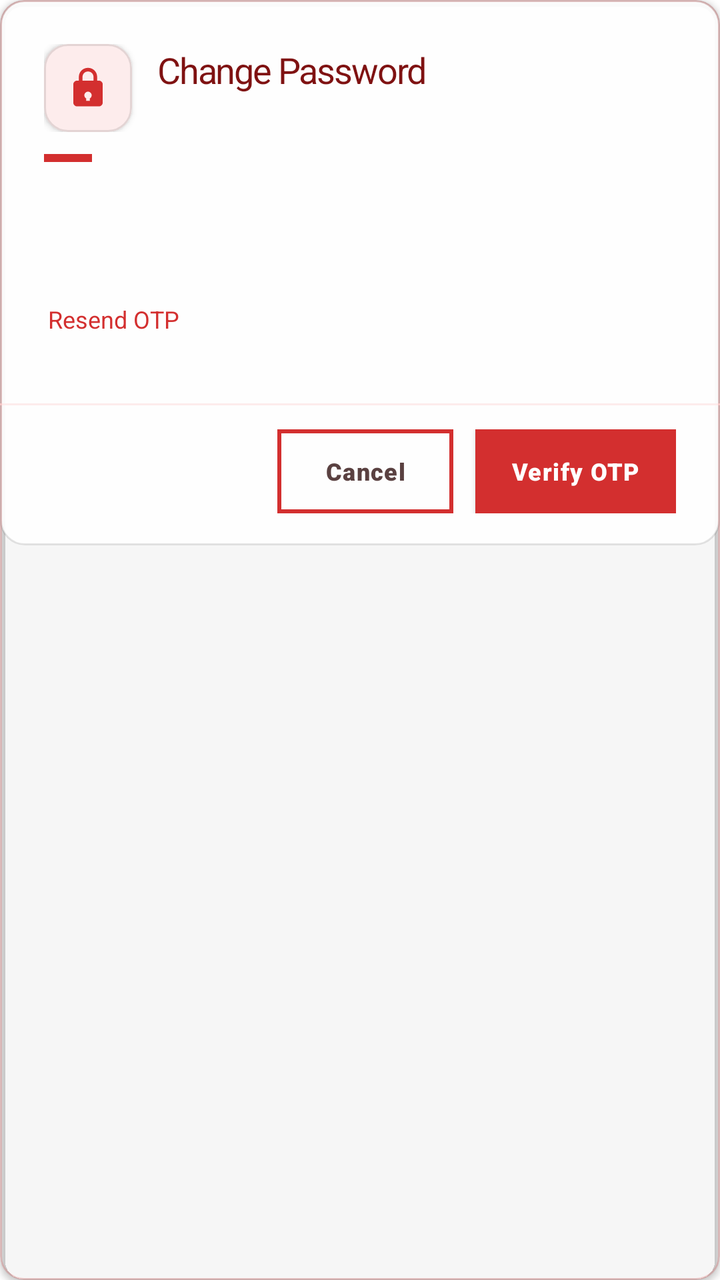
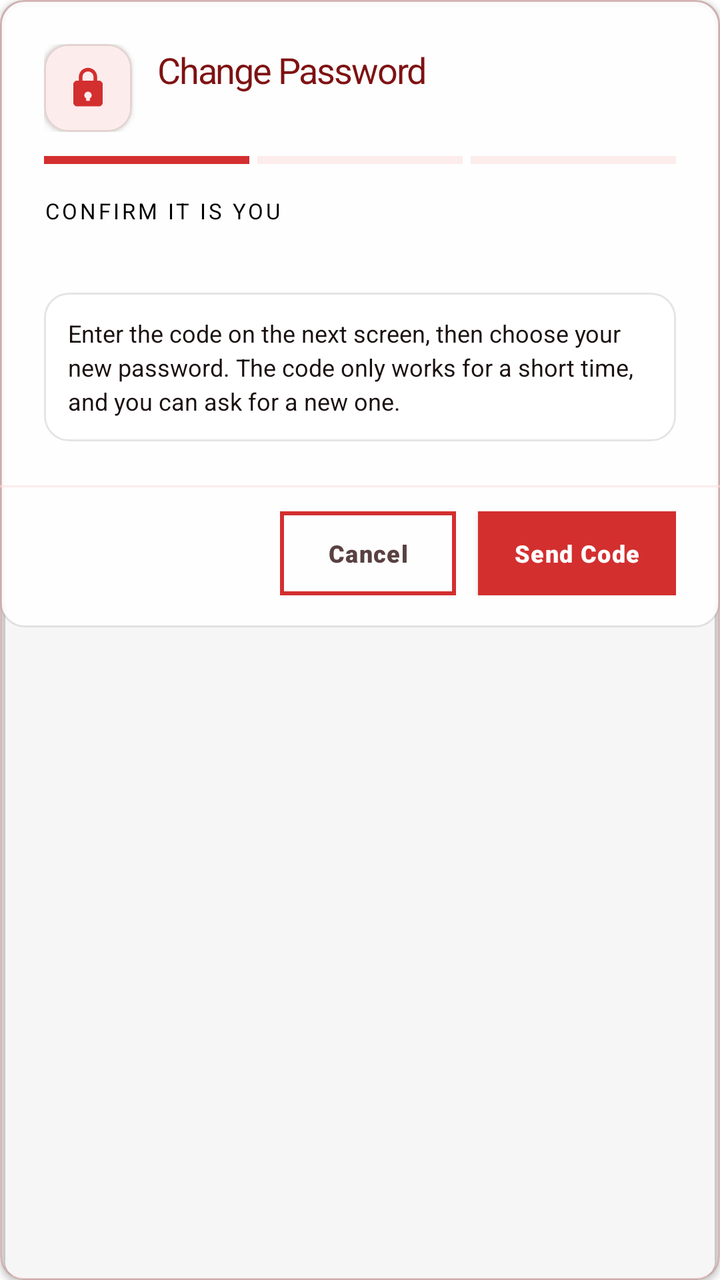

Screens rendered from an Android XML layout before and after an edit, with the pre-edit source and the edit as a unified diff.
<!-- AndroidManifest.xml: application theme Theme.VelocitySuites -->
<!-- res/layout/dialog_change_password_otp.xml -->
<?xml version="1.0" encoding="utf-8"?>
<com.google.android.material.card.MaterialCardView xmlns:android="http://schemas.android.com/apk/res/android"
    xmlns:app="http://schemas.android.com/apk/res-auto"
    style="@style/Widget.Velocity.Card.Glass"
    android:layout_width="match_parent"
    android:layout_height="wrap_content">

    
    <LinearLayout
        android:layout_width="match_parent"
        android:layout_height="wrap_content"
        android:background="@drawable/bg_glass_card_white"
        android:orientation="vertical">

        <androidx.core.widget.NestedScrollView
            android:layout_width="match_parent"
            android:layout_height="0dp"
            android:layout_weight="1">

            <LinearLayout
                android:layout_width="match_parent"
                android:layout_height="wrap_content"
                android:orientation="vertical"
                android:padding="22dp">

                <LinearLayout
                    android:layout_width="match_parent"
                    android:layout_height="wrap_content"
                    android:gravity="center_vertical"
                    android:orientation="horizontal">

                    <com.google.android.material.card.MaterialCardView
                        android:layout_width="44dp"
                        android:layout_height="44dp"
                        app:cardBackgroundColor="@color/velocity_red_soft"
                        app:cardCornerRadius="@dimen/card_corner_radius"
                        app:cardElevation="@dimen/card_elevation">

                        <ImageView
                            android:layout_width="22dp"
                            android:layout_height="22dp"
                            android:layout_gravity="center"
                            android:importantForAccessibility="no"
                            android:src="@drawable/ic_lock"
                            app:tint="@color/velocity_red_primary" />
                    </com.google.android.material.card.MaterialCardView>

                    <LinearLayout
                        android:layout_width="0dp"
                        android:layout_height="wrap_content"
                        android:layout_marginStart="13dp"
                        android:layout_weight="1"
                        android:orientation="vertical">

                        <TextView
                            style="@style/TextAppearance.Velocity.ScreenTitle"
                            android:layout_width="match_parent"
                            android:layout_height="wrap_content"
                            android:text="@string/change_password"
                            android:textSize="18sp" />

                        <TextView
                            android:id="@+id/changePasswordStepText"
                            android:layout_width="match_parent"
                            android:layout_height="wrap_content"
                            android:layout_marginTop="2dp"
                            android:textColor="@color/velocity_text_secondary"
                            android:textSize="12sp" />
                    </LinearLayout>
                </LinearLayout>

                <View
                    android:id="@+id/changePasswordProgress"
                    android:layout_width="24dp"
                    android:layout_height="4dp"
                    android:layout_marginTop="11dp"
                    android:layout_marginBottom="13dp"
                    android:background="@drawable/shape_intro_pill"
                    android:backgroundTint="@color/velocity_red_primary"
                    android:importantForAccessibility="no" />

                
                <LinearLayout
                    android:id="@+id/changePasswordStepOtp"
                    android:layout_width="match_parent"
                    android:layout_height="wrap_content"
                    android:orientation="vertical">

                    <TextView
                        android:id="@+id/changePasswordOtpDesc"
                        android:layout_width="match_parent"
                        android:layout_height="wrap_content"
                        android:layout_marginBottom="16dp"
                        android:lineSpacingExtra="3dp"
                        android:textColor="@color/velocity_text_secondary"
                        android:textSize="13sp" />

                    <LinearLayout
                        android:id="@+id/changePasswordOtpBoxes"
                        android:layout_width="match_parent"
                        android:layout_height="wrap_content"
                        android:orientation="horizontal"
                        android:baselineAligned="false" />

                    <TextView
                        android:id="@+id/changePasswordOtpError"
                        android:layout_width="match_parent"
                        android:layout_height="wrap_content"
                        android:layout_marginTop="8dp"
                        android:textColor="@color/velocity_red_primary"
                        android:textSize="12sp"
                        android:visibility="gone" />

                    <TextView
                        android:id="@+id/resendChangePasswordOtpLink"
                        android:layout_width="wrap_content"
                        android:layout_height="wrap_content"
                        android:layout_marginTop="12dp"
                        android:background="?attr/selectableItemBackground"
                        android:clickable="true"
                        android:focusable="true"
                        android:fontFamily="sans-serif-bold"
                        android:minHeight="40dp"
                        android:gravity="center_vertical"
                        android:padding="2dp"
                        android:text="@string/resend_otp"
                        android:textColor="@color/velocity_red_primary"
                        android:textSize="12sp" />
                </LinearLayout>

                
                <LinearLayout
                    android:id="@+id/changePasswordStepPassword"
                    android:layout_width="match_parent"
                    android:layout_height="wrap_content"
                    android:orientation="vertical"
                    android:visibility="gone">

                    <TextView
                        android:layout_width="match_parent"
                        android:layout_height="wrap_content"
                        android:layout_marginBottom="16dp"
                        android:lineSpacingExtra="3dp"
                        android:text="@string/change_password_new_desc"
                        android:textColor="@color/velocity_text_secondary"
                        android:textSize="13sp" />

                    <TextView
                        style="@style/TextAppearance.Velocity.Label.Input"
                        android:layout_width="wrap_content"
                        android:layout_height="wrap_content"
                        android:layout_marginBottom="6dp"
                        android:labelFor="@+id/changePasswordNew"
                        android:text="@string/new_password_hint"
                        android:textColor="@color/velocity_text_primary" />

                    <com.google.android.material.textfield.TextInputLayout
                        android:id="@+id/changePasswordNewLayout"
                        style="@style/Widget.Velocity.TextInputLayout.OutlinedBox.Rounded"
                        android:layout_width="match_parent"
                        android:layout_height="wrap_content"
                        android:layout_marginBottom="12dp"
                        app:endIconMode="password_toggle"
                        app:startIconDrawable="@drawable/ic_lock">

                        <com.google.android.material.textfield.TextInputEditText
                            android:id="@+id/changePasswordNew"
                            android:layout_width="match_parent"
                            android:layout_height="wrap_content"
                            android:imeOptions="actionNext"
                            android:inputType="textPassword" />
                    </com.google.android.material.textfield.TextInputLayout>

                    <TextView
                        style="@style/TextAppearance.Velocity.Label.Input"
                        android:layout_width="wrap_content"
                        android:layout_height="wrap_content"
                        android:layout_marginBottom="6dp"
                        android:labelFor="@+id/changePasswordConfirmNew"
                        android:text="@string/confirm_new_password_hint"
                        android:textColor="@color/velocity_text_primary" />

                    <com.google.android.material.textfield.TextInputLayout
                        android:id="@+id/changePasswordConfirmNewLayout"
                        style="@style/Widget.Velocity.TextInputLayout.OutlinedBox.Rounded"
                        android:layout_width="match_parent"
                        android:layout_height="wrap_content"
                        android:layout_marginBottom="12dp"
                        app:endIconMode="password_toggle"
                        app:startIconDrawable="@drawable/ic_lock">

                        <com.google.android.material.textfield.TextInputEditText
                            android:id="@+id/changePasswordConfirmNew"
                            android:layout_width="match_parent"
                            android:layout_height="wrap_content"
                            android:imeOptions="actionDone"
                            android:inputType="textPassword" />
                    </com.google.android.material.textfield.TextInputLayout>

                    
                    <TextView
                        android:id="@+id/changePasswordRuleLength"
                        android:layout_width="match_parent"
                        android:layout_height="wrap_content"
                        android:text="@string/password_rule_length"
                        android:textColor="@color/velocity_text_secondary"
                        android:textSize="12sp" />

                    <TextView
                        android:id="@+id/changePasswordRuleMatch"
                        android:layout_width="match_parent"
                        android:layout_height="wrap_content"
                        android:layout_marginTop="4dp"
                        android:text="@string/password_rule_match"
                        android:textColor="@color/velocity_text_secondary"
                        android:textSize="12sp" />
                </LinearLayout>
            </LinearLayout>
        </androidx.core.widget.NestedScrollView>

        <View
            android:layout_width="match_parent"
            android:layout_height="1dp"
            android:background="@color/velocity_red_soft" />

        <LinearLayout
            android:layout_width="match_parent"
            android:layout_height="wrap_content"
            android:gravity="center_vertical|end"
            android:orientation="horizontal"
            android:paddingHorizontal="22dp"
            android:paddingTop="12dp"
            android:paddingBottom="16dp">

            <com.google.android.material.button.MaterialButton
                android:id="@+id/btnCancelChangePasswordOtp"
                style="@style/Widget.Velocity.Button.Outlined"
                android:layout_width="wrap_content"
                android:layout_height="42dp"
                android:paddingHorizontal="16dp"
                android:text="@string/cancel_label"
                android:textAllCaps="false"
                android:textColor="@color/velocity_text_secondary"
                android:textSize="12sp" />

            <com.google.android.material.button.MaterialButton
                android:id="@+id/btnConfirmChangePasswordOtp"
                style="@style/Widget.Velocity.Button"
                android:layout_width="wrap_content"
                android:layout_height="42dp"
                android:layout_marginStart="11dp"
                android:paddingHorizontal="18dp"
                android:text="@string/verify_otp_button"
                android:textAllCaps="false"
                android:textSize="12sp" />
        </LinearLayout>
    </LinearLayout>
</com.google.android.material.card.MaterialCardView>
<!-- resources referenced by this layout -->
<resources>
  <color name="velocity_red_primary">#D32F2F</color>
  <color name="velocity_red_soft">#FDECEC</color>
  <color name="velocity_text_primary">#1A1010</color>
  <color name="velocity_text_secondary">#5A4141</color>
  <dimen name="card_corner_radius">12dp</dimen>
  <dimen name="card_elevation">2dp</dimen>
  <!-- drawable bg_glass_card_white (drawable) -->
  <?xml version="1.0" encoding="utf-8"?>
  <shape xmlns:android="http://schemas.android.com/apk/res/android">
      <solid android:color="#E6FFFFFF" />
      <stroke android:width="1dp" android:color="#1A000000" />
      <corners android:radius="@dimen/card_corner_radius" />
  </shape>
  <!-- drawable shape_intro_pill (drawable) -->
  <?xml version="1.0" encoding="utf-8"?>
  <shape xmlns:android="http://schemas.android.com/apk/res/android">
      <solid android:color="@color/velocity_red_primary" />
      <corners android:radius="0dp" />
  </shape>
  <string name="cancel_label">Cancel</string>
  <string name="change_password">Change Password</string>
  <string name="change_password_new_desc">Code verified. Choose a new password for your account.</string>
  <string name="confirm_new_password_hint">Confirm New Password</string>
  <string name="new_password_hint">New Password</string>
  <string name="password_rule_length">At least 8 characters</string>
  <string name="password_rule_match">Both passwords match</string>
  <string name="resend_otp">Resend OTP</string>
  <string name="verify_otp_button">Verify OTP</string>
  <color name="black">#FF000000</color>
  <color name="velocity_red_text">#7F1212</color>
  <color name="white">#FFFFFFFF</color>
  <color name="velocity_red_alpha_20">#33D32F2F</color>
  <color name="velocity_red_dark">#7F1212</color>
  <color name="velocity_red_rose">#EF5350</color>
  <color name="velocity_red_deep">#5A0A0A</color>
  <style name="ShapeAppearance.Velocity.Square" parent="">
          <item name="cornerFamily">rounded</item>
          <item name="cornerSize">0dp</item>
      </style>
  <style name="ShapeAppearance.Velocity.Card" parent="">
          <item name="cornerFamily">rounded</item>
          <item name="cornerSize">@dimen/card_corner_radius</item>
      </style>
  <style name="Widget.Velocity.Flat.Snackbar" parent="Widget.MaterialComponents.Snackbar">
          <item name="android:background">@drawable/bg_snackbar_flat</item>
          <item name="android:elevation">0dp</item>
      </style>
  <color name="velocity_surface_elevated">#FFFFFF</color>
  <color name="velocity_divider_hairline">#1A000000</color>
  <!-- drawable bg_snackbar_flat (drawable) -->
  <?xml version="1.0" encoding="utf-8"?>
  <shape xmlns:android="http://schemas.android.com/apk/res/android" android:shape="rectangle">
      <solid android:color="#323232" />
      <stroke android:width="1dp" android:color="#33FFFFFF" />
      <corners android:radius="0dp" />
  </shape>
  <!-- unchanged entries left out for length: 17 -->
</resources>

<!-- the commit's change to res/layout/dialog_change_password_otp.xml (unified diff, before → after) -->
@@ -69,22 +69,93 @@
                     </LinearLayout>
                 </LinearLayout>
 
-                <View
+                
+                <LinearLayout
                     android:id="@+id/changePasswordProgress"
-                    android:layout_width="24dp"
+                    android:layout_width="match_parent"
                     android:layout_height="4dp"
-                    android:layout_marginTop="11dp"
-                    android:layout_marginBottom="13dp"
-                    android:background="@drawable/shape_intro_pill"
-                    android:backgroundTint="@color/velocity_red_primary"
-                    android:importantForAccessibility="no" />
+                    android:layout_marginTop="12dp"
+                    android:layout_marginBottom="16dp"
+                    android:importantForAccessibility="no"
+                    android:orientation="horizontal">
+
+                    <View
+                        android:id="@+id/changePasswordSeg1"
+                        android:layout_width="0dp"
+                        android:layout_height="match_parent"
+                        android:layout_weight="1"
+                        android:background="@drawable/shape_intro_pill"
+                        android:backgroundTint="@color/velocity_red_primary" />
+
+                    <View
+                        android:id="@+id/changePasswordSeg2"
+                        android:layout_width="0dp"
+                        android:layout_height="match_parent"
+                        android:layout_marginHorizontal="4dp"
+                        android:layout_weight="1"
+                        android:background="@drawable/shape_intro_pill"
+                        android:backgroundTint="@color/velocity_red_soft" />
+
+                    <View
+                        android:id="@+id/changePasswordSeg3"
+                        android:layout_width="0dp"
+                        android:layout_height="match_parent"
+                        android:layout_weight="1"
+                        android:background="@drawable/shape_intro_pill"
+                        android:backgroundTint="@color/velocity_red_soft" />
+                </LinearLayout>
 
                 
                 <LinearLayout
-                    android:id="@+id/changePasswordStepOtp"
+                    android:id="@+id/changePasswordStepRequest"
                     android:layout_width="match_parent"
                     android:layout_height="wrap_content"
                     android:orientation="vertical">
+
+                    <TextView
+                        style="@style/TextAppearance.Velocity.Label.Section"
+                        android:layout_width="wrap_content"
+                        android:layout_height="wrap_content"
+                        android:text="@string/change_password_request_title"
+                        android:textSize="11sp" />
+
+                    <TextView
+                        android:id="@+id/changePasswordRequestDesc"
+                        android:layout_width="match_parent"
+                        android:layout_height="wrap_content"
+                        android:layout_marginTop="6dp"
+                        android:lineSpacingExtra="3dp"
+                        android:textColor="@color/velocity_text_secondary"
+                        android:textSize="13sp" />
+
+                    <TextView
+                        android:layout_width="match_parent"
+                        android:layout_height="wrap_content"
+                        android:layout_marginTop="10dp"
+                        android:background="@drawable/bg_flat_box"
+                        android:lineSpacingExtra="3dp"
+                        android:padding="12dp"
+                        android:text="@string/change_password_request_hint"
+                        android:textColor="@color/velocity_text_primary"
+                        android:textSize="12sp" />
+
+                    <TextView
+                        android:id="@+id/changePasswordRequestError"
+                        android:layout_width="match_parent"
+                        android:layout_height="wrap_content"
+                        android:layout_marginTop="8dp"
+                        android:textColor="@color/velocity_red_primary"
+                        android:textSize="12sp"
+                        android:visibility="gone" />
+                </LinearLayout>
+
+                
+                <LinearLayout
+                    android:id="@+id/changePasswordStepOtp"
+                    android:layout_width="match_parent"
+                    android:layout_height="wrap_content"
+                    android:orientation="vertical"
+                    android:visibility="gone">
 
                     <TextView
                         android:id="@+id/changePasswordOtpDesc"
@@ -150,6 +221,7 @@
                         android:layout_width="wrap_content"
                         android:layout_height="wrap_content"
                         android:layout_marginBottom="6dp"
+                        android:fontFamily="sans-serif-bold"
                         android:labelFor="@+id/changePasswordNew"
                         android:text="@string/new_password_hint"
                         android:textColor="@color/velocity_text_primary" />
@@ -250,7 +322,7 @@
                 android:layout_height="42dp"
                 android:layout_marginStart="11dp"
                 android:paddingHorizontal="18dp"
-                android:text="@string/verify_otp_button"
+                android:text="@string/change_password_send_code"
                 android:textAllCaps="false"
                 android:textSize="12sp" />
         </LinearLayout>
<!-- resource entries referenced after the edit -->
@@ -6,6 +6,15 @@
   <color name="velocity_text_secondary">#5A4141</color>
   <dimen name="card_corner_radius">12dp</dimen>
   <dimen name="card_elevation">2dp</dimen>
+  <!-- drawable bg_flat_box (drawable) -->
+  <?xml version="1.0" encoding="utf-8"?>
+  <shape xmlns:android="http://schemas.android.com/apk/res/android" android:shape="rectangle">
+      <solid android:color="@color/velocity_surface_elevated" />
+      <stroke
+          android:width="1dp"
+          android:color="@color/velocity_divider_hairline" />
+      <corners android:radius="@dimen/card_corner_radius" />
+  </shape>
   <!-- drawable bg_glass_card_white (drawable) -->
   <?xml version="1.0" encoding="utf-8"?>
   <shape xmlns:android="http://schemas.android.com/apk/res/android">
@@ -22,12 +31,21 @@
   <string name="cancel_label">Cancel</string>
   <string name="change_password">Change Password</string>
   <string name="change_password_new_desc">Code verified. Choose a new password for your account.</string>
+  <string name="change_password_request_hint">Enter the code on the next screen, then choose your new password. The code only works for a short time, and you can ask for a new one.</string>
+  <string name="change_password_request_title">Confirm it is you</string>
+  <string name="change_password_send_code">Send Code</string>
   <string name="confirm_new_password_hint">Confirm New Password</string>
   <string name="new_password_hint">New Password</string>
   <string name="password_rule_length">At least 8 characters</string>
   <string name="password_rule_match">Both passwords match</string>
   <string name="resend_otp">Resend OTP</string>
-  <string name="verify_otp_button">Verify OTP</string>
+  <style name="TextAppearance.Velocity.Label.Section" parent="TextAppearance.MaterialComponents.Overline">
+          <item name="android:fontFamily">sans-serif-black</item>
+          <item name="android:letterSpacing">0.12</item>
+          <item name="android:textAllCaps">true</item>
+          <item name="android:textColor">@color/black</item>
+          <item name="android:textSize">12sp</item>
+      </style>
   <color name="black">#FF000000</color>
   <color name="velocity_red_text">#7F1212</color>
   <color name="white">#FFFFFFFF</color>
